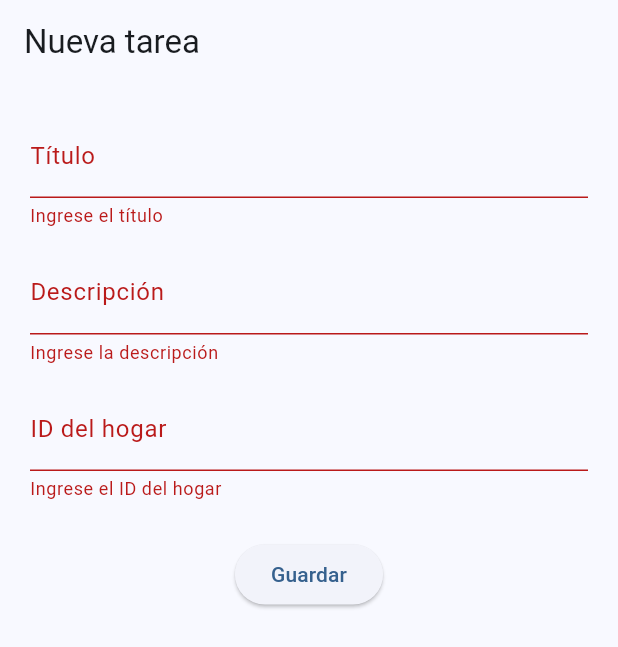
After one commit to Nayeli6913/hogarfacil, a Flutter app: the CreateTaskScreen screen opened directly, after a tap on "Guardar", on a phone screen of 412 x 824 dp. The commit adds this screen. Shown: the top 647 px of the screen. Run offline on Flutter 3.47's test engine with Material 3 defaults, Android fonts, the phone set to English and light mode, and no system bars; accounts and stored records are empty.

Commit message:
Consolidar proyecto HogarFacil

```diff
--- /dev/null
+++ b/lib/screens/create_task_screen.dart
@@ -0,0 +1,137 @@
+import 'package:flutter/material.dart';
+import '../services/api_service.dart';
+
+class CreateTaskScreen extends StatefulWidget {
+  const CreateTaskScreen({super.key});
+
+  @override
+  State<CreateTaskScreen> createState() => _CreateTaskScreenState();
+}
+
+class _CreateTaskScreenState extends State<CreateTaskScreen> {
+  final _formKey = GlobalKey<FormState>();
+
+  final TextEditingController _tituloController = TextEditingController();
+  final TextEditingController _descripcionController = TextEditingController();
+  final TextEditingController _hogarController = TextEditingController();
+
+  bool _loading = false;
+
+  @override
+  void dispose() {
+    _tituloController.dispose();
+    _descripcionController.dispose();
+    _hogarController.dispose();
+    super.dispose();
+  }
+
+  Future<void> _guardar() async {
+    if (!_formKey.currentState!.validate()) return;
+
+    setState(() {
+      _loading = true;
+    });
+
+    try {
+      await ApiService.crearTarea(
+        titulo: _tituloController.text,
+        descripcion: _descripcionController.text,
+        idHogar: int.parse(_hogarController.text),
+      );
+
+      if (!mounted) return;
+
+      ScaffoldMessenger.of(context).showSnackBar(
+        const SnackBar(
+          content: Text("Tarea creada correctamente"),
+          backgroundColor: Colors.green,
+        ),
+      );
+
+      Navigator.pop(context);
+    } catch (e) {
+      ScaffoldMessenger.of(context).showSnackBar(
+        SnackBar(
+          content: Text("Error: $e"),
+          backgroundColor: Colors.red,
+        ),
+      );
+    }
+
+    setState(() {
+      _loading = false;
+    });
+  }
+
+  @override
+  Widget build(BuildContext context) {
+    return Scaffold(
+      appBar: AppBar(
+        title: const Text("Nueva tarea"),
+      ),
+      body: Padding(
+        padding: const EdgeInsets.all(20),
+        child: Form(
+          key: _formKey,
+          child: Column(
+            children: [
+
+              TextFormField(
+                controller: _tituloController,
+                decoration: const InputDecoration(
+                  labelText: "Título",
+                ),
+                validator: (value) {
+                  if (value == null || value.isEmpty) {
+                    return "Ingrese el título";
+                  }
+                  return null;
+                },
+              ),
+
+              const SizedBox(height: 15),
+
+              TextFormField(
+                controller: _descripcionController,
+                decoration: const InputDecoration(
+                  labelText: "Descripción",
+                ),
+                validator: (value) {
+                  if (value == null || value.isEmpty) {
+                    return "Ingrese la descripción";
+                  }
+                  return null;
+                },
+              ),
+
+              const SizedBox(height: 15),
+
+              TextFormField(
+                controller: _hogarController,
+                keyboardType: TextInputType.number,
+                decoration: const InputDecoration(
+                  labelText: "ID del hogar",
+                ),
+                validator: (value) {
+                  if (value == null || value.isEmpty) {
+                    return "Ingrese el ID del hogar";
+                  }
+                  return null;
+                },
+              ),
+
+              const SizedBox(height: 25),
+
+              ElevatedButton(
+                onPressed: _loading ? null : _guardar,
+                child: _loading
+                    ? const CircularProgressIndicator()
+                    : const Text("Guardar"),
+              ),
+            ],
+          ),
+        ),
+      ),
+    );
+  }
+}
--- /dev/null
+++ b/lib/theme/app_radius.dart
@@ -0,0 +1,6 @@
+class AppRadius {
+  static const double sm = 8;
+  static const double md = 12;
+  static const double lg = 16;
+  static const double xl = 20;
+}
--- a/pubspec.yaml
+++ b/pubspec.yaml
@@ -35,6 +35,7 @@ dependencies:
   # Use with the CupertinoIcons class for iOS style icons.
   cupertino_icons: ^1.0.8
   http: ^1.6.0
+  provider: ^6.1.5+1
 
 dev_dependencies:
   flutter_test:
```
Also changed, not shown: lib/main.dart (+8 -1 lines), lib/models/usuario.dart (added, +22 -0 lines), lib/providers/auth_provider.dart (added, +30 -0 lines), lib/routes/app_routes.dart (added, +19 -0 lines), lib/screens/home_screen.dart (added, +26 -0 lines), lib/screens/login_screen.dart (+8 -8 lines), lib/theme/app_colors.dart (added, +20 -0 lines), lib/theme/app_spacing.dart (added, +8 -0 lines), lib/theme/app_text_styles.dart (added, +26 -0 lines), lib/theme/app_theme.dart (added, +36 -0 lines), lib/widgets/app_button.dart (added, +41 -0 lines), lib/widgets/app_text_field.dart (added, +40 -0 lines), lib/widgets/loading_view.dart (added, +23 -0 lines), pubspec.lock, 1 other file.
